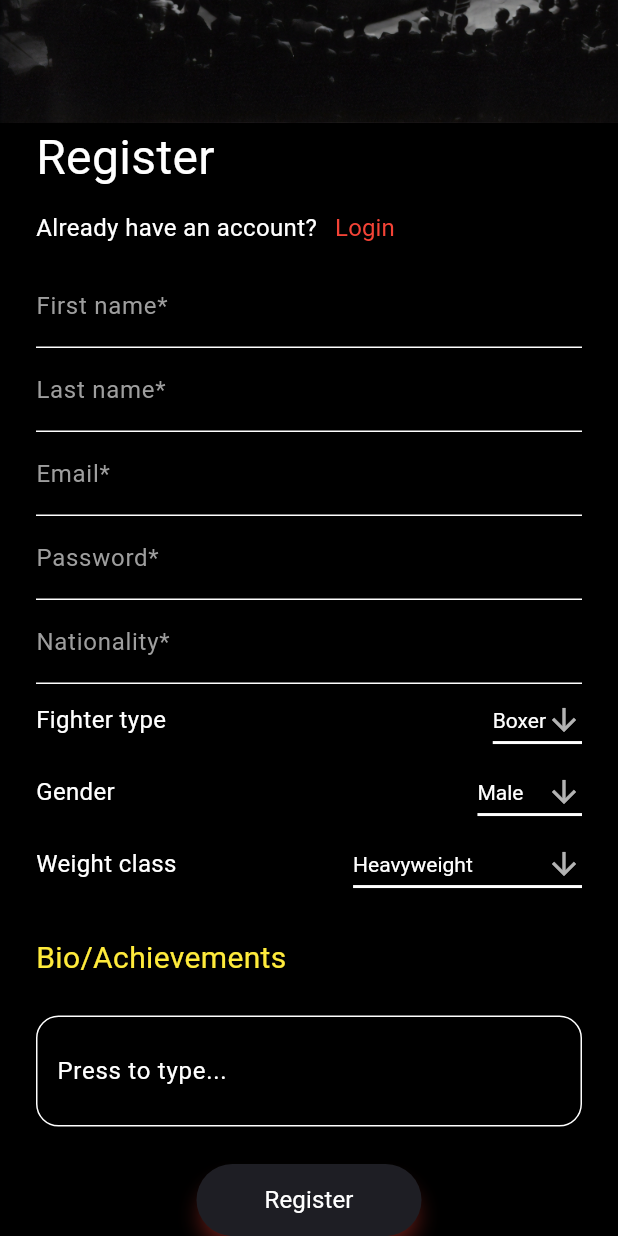
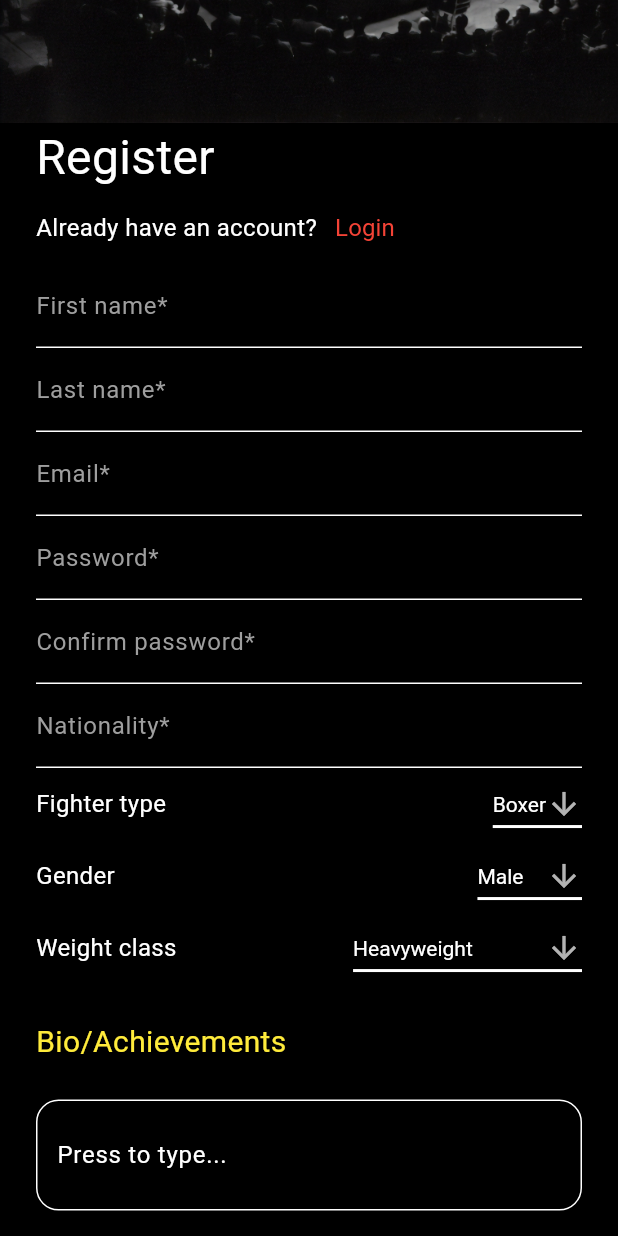
Before and after one commit to MrxBurn/FTF, a Flutter app: the RegisterFighter screen opened by its route, scrolled down 189 dp, on a phone screen of 412 x 824 dp. Run offline on Flutter 3.47's test engine with Material 2 defaults, Android fonts, the phone set to English and light mode, and no system bars; our stand-ins replace cloud_firestore, country_picker, firebase_auth, firebase_core, firebase_storage, flutter_svg and 1 more; accounts and stored records are empty; project files that could hold a hidden picture were left out.

Commit message:
Added password confirmation field

```diff
--- a/lib/authentication/register_fighter.dart
+++ b/lib/authentication/register_fighter.dart
@@ -58,6 +58,8 @@ class _RegisterFighterState extends State<RegisterFighter> {
 
   String password = '';
 
+  String confirmPassword = '';
+
   String bio = '';
 
   var firstNameController = TextEditingController();
@@ -65,6 +67,8 @@ class _RegisterFighterState extends State<RegisterFighter> {
   var emailController = TextEditingController();
 
   var passwordController = TextEditingController();
+
+  var confirmPasswordController = TextEditingController();
 
   var lastNameController = TextEditingController();
 
@@ -124,6 +128,8 @@ class _RegisterFighterState extends State<RegisterFighter> {
     bioController.clear();
 
     nationalityController.clear();
+
+    confirmPasswordController.clear();
   }
 
   @override
@@ -252,6 +258,32 @@ class _RegisterFighterState extends State<RegisterFighter> {
                       validator: (value) {
                         if (value == null || value.isEmpty) {
                           return 'This field is required';
+                        }
+                        return null;
+                      },
+                    ),
+                  ),
+                  Padding(
+                    padding: const EdgeInsets.only(left: 24.0, right: 24),
+                    child: TextFormField(
+                      controller: confirmPasswordController,
+                      decoration: const InputDecoration(
+                        enabledBorder: UnderlineInputBorder(
+                            borderSide: BorderSide(color: Colors.white)),
+                        focusedBorder: UnderlineInputBorder(
+                            borderSide: BorderSide(color: Colors.white)),
+                        labelStyle: TextStyle(color: Colors.grey),
+                        labelText: 'Confirm password*',
+                      ),
+                      obscureText: true,
+                      enableSuggestions: false,
+                      autocorrect: false,
+                      onChanged: (value) => confirmPassword = value,
+                      validator: (value) {
+                        if (value == null || value.isEmpty) {
+                          return 'This field is required';
+                        } else if (value != password) {
+                          return "Passwords don't match";
                         }
                         return null;
                       },
```
Also changed, not shown: lib/authentication/register_fan.dart (+31 -0 lines).
